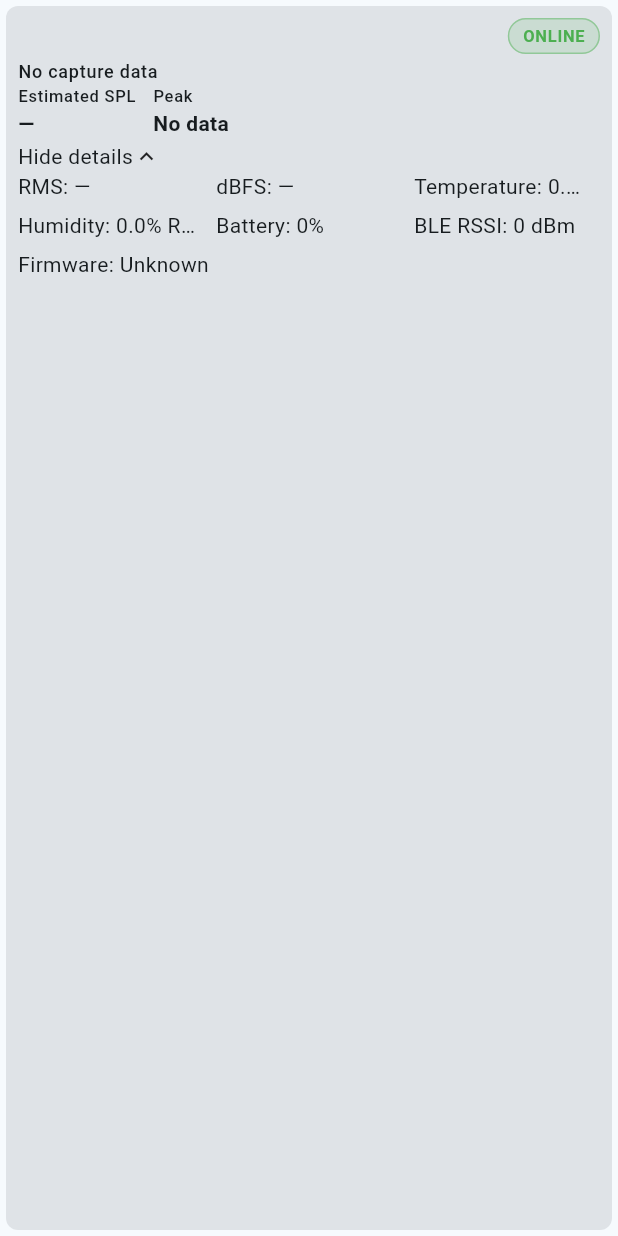
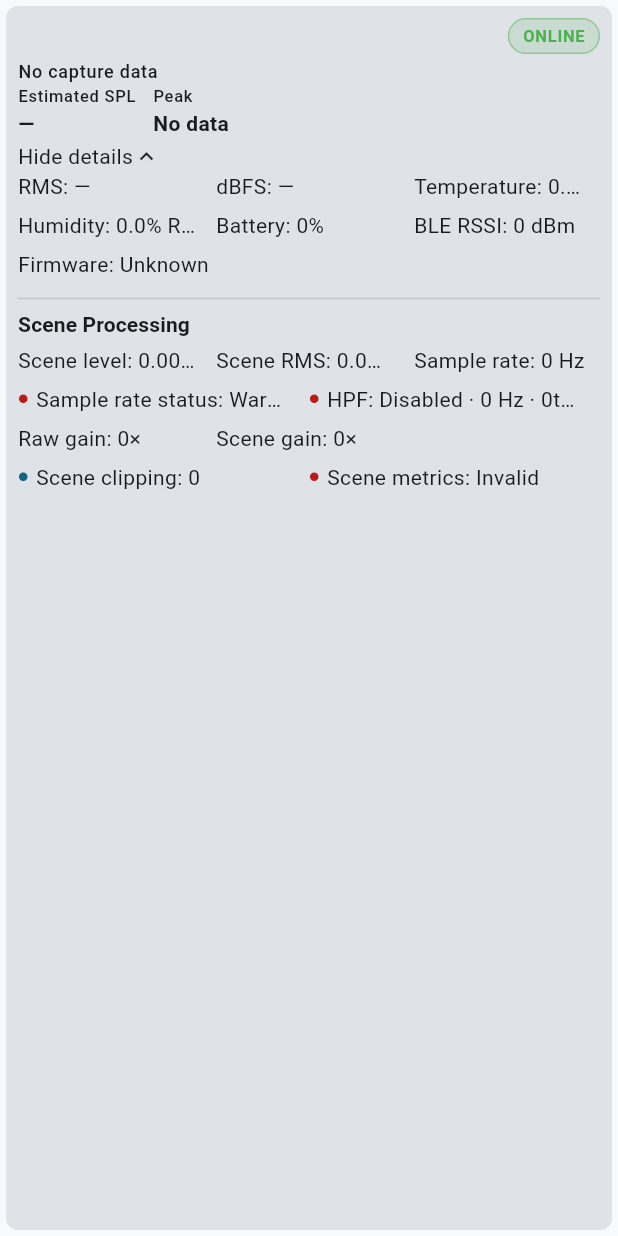
Before and after one commit to AmyWentzel/CapstoneI_SDACS, a Flutter app: the NodeStatusCard widget shown alone on an empty page, opened directly with empty values, after a tap on "Details", on a phone screen of 412 x 824 dp. Run offline on Flutter 3.47's test engine with Material 3 defaults, Android fonts, the phone set to English and light mode, and no system bars; our stand-ins replace audioplayers; network calls fail.

Commit message:
feat(flutter): display HPF scene telemetry

```diff
--- a/flutter_app/lib/models/node_telemetry.dart
+++ b/flutter_app/lib/models/node_telemetry.dart
@@ -15,6 +15,27 @@ class NodeTelemetry {
     this.fftMidRatio,
     this.fftHighRatio,
     this.fftTotalEnergy,
+    this.sceneDbfs,
+    this.sceneRms,
+    this.sceneDbSpl,
+    this.scenePeakDbSpl,
+    this.scenePeakFrequencyHz,
+    this.sceneAcousticPeakFrequencyHz,
+    this.sceneFftLowRatio,
+    this.sceneFftMidRatio,
+    this.sceneFftHighRatio,
+    this.sceneFftTotalEnergy,
+    this.effectiveSampleRateHz,
+    this.sampleRateOk,
+    this.sceneMetricsValid,
+    this.hpfEnabled,
+    this.sceneClippedSampleCount,
+    this.scenePostGainPeakAbs,
+    this.hpfOrder,
+    this.hpfCutoffHz,
+    this.micSoftwareGain,
+    this.sceneSoftwareGain,
+    this.audioError,
     this.temperatureC,
     this.humidityPercent,
     this.batterySoc,
@@ -47,6 +68,27 @@ class NodeTelemetry {
   final double? fftMidRatio;
   final double? fftHighRatio;
   final double? fftTotalEnergy;
+  final double? sceneDbfs;
+  final double? sceneRms;
+  final double? sceneDbSpl;
+  final double? scenePeakDbSpl;
+  final double? scenePeakFrequencyHz;
+  final double? sceneAcousticPeakFrequencyHz;
+  final double? sceneFftLowRatio;
+  final double? sceneFftMidRatio;
+  final double? sceneFftHighRatio;
+  final double? sceneFftTotalEnergy;
+  final double? effectiveSampleRateHz;
+  final bool? sampleRateOk;
+  final bool? sceneMetricsValid;
+  final bool? hpfEnabled;
+  final int? sceneClippedSampleCount;
+  final int? scenePostGainPeakAbs;
+  final int? hpfOrder;
+  final double? hpfCutoffHz;
+  final double? micSoftwareGain;
+  final double? sceneSoftwareGain;
+  final String? audioError;
   final double? temperatureC;
   final double? humidityPercent;
   final double? batterySoc;
@@ -123,6 +165,62 @@ class NodeTelemetry {
         'fftTotalEnergy',
         'fft_total_energy',
       ], _parseDouble),
+      sceneDbfs: read('sceneDbfs', const ['scene_dbfs'], _parseDouble),
+      sceneRms: read('sceneRms', const ['scene_rms'], _parseDouble),
+      sceneDbSpl: read('sceneDbSpl', const ['scene_db_spl'], _parseDouble),
+      scenePeakDbSpl: read('scenePeakDbSpl', const [
+        'scene_peak_db_spl',
+      ], _parseDouble),
+      scenePeakFrequencyHz: read('scenePeakFrequencyHz', const [
+        'scene_f_peak_hz',
+      ], _parseDouble),
+      sceneAcousticPeakFrequencyHz: read('sceneAcousticPeakFrequencyHz', const [
+        'scene_f_peak_acoustic_hz',
+      ], _parseDouble),
+      sceneFftLowRatio: read('sceneFftLowRatio', const [
+        'scene_fft_low_ratio',
+      ], _parseDouble),
+      sceneFftMidRatio: read('sceneFftMidRatio', const [
+        'scene_fft_mid_ratio',
+      ], _parseDouble),
+      sceneFftHighRatio: read('sceneFftHighRatio', const [
+        'scene_fft_high_ratio',
+      ], _parseDouble),
+      sceneFftTotalEnergy: read('sceneFftTotalEnergy', const [
+        'scene_fft_total_energy',
+      ], _parseDouble),
+      effectiveSampleRateHz: read('effectiveSampleRateHz', const [
+        'effective_sample_rate_hz',
+      ], _parseDouble),
+      sampleRateOk: read('sampleRateOk', const ['sample_rate_ok'], _parseBool),
+      sceneMetricsValid: read('sceneMetricsValid', const [
+        'scene_metrics_valid',
+      ], _parseBool),
+      hpfEnabled: read('hpfEnabled', const [
+        'hpf_enabled',
+        'scene_hpf_enabled',
+      ], _parseBool),
+      sceneClippedSampleCount: read('sceneClippedSampleCount', const [
+        'scene_clipped_sample_count',
+      ], _parseInt),
+      scenePostGainPeakAbs: read('scenePostGainPeakAbs', const [
+        'scene_post_gain_peak_abs',
+      ], _parseInt),
+      hpfOrder: read('hpfOrder', const [
+        'hpf_order',
+        'scene_hpf_order',
+      ], _parseInt),
+      hpfCutoffHz: read('hpfCutoffHz', const [
+        'hpf_cutoff_hz',
+        'scene_hpf_cutoff_hz',
+      ], _parseDouble),
+      micSoftwareGain: read('micSoftwareGain', const [
+        'mic_software_gain',
+      ], _parseDouble),
+      sceneSoftwareGain: read('sceneSoftwareGain', const [
+        'scene_software_gain',
+      ], _parseDouble),
+      audioError: read('audioError', const ['audio_error'], _parseString),
       temperatureC: read('temperatureC', const [
         'temperatureC',
         'temperature_c',
@@ -224,6 +322,79 @@ class NodeTelemetry {
         fftTotalEnergy,
         update.fftTotalEnergy,
       ),
+      sceneDbfs: choose('sceneDbfs', sceneDbfs, update.sceneDbfs),
+      sceneRms: choose('sceneRms', sceneRms, update.sceneRms),
+      sceneDbSpl: choose('sceneDbSpl', sceneDbSpl, update.sceneDbSpl),
+      scenePeakDbSpl: choose(
+        'scenePeakDbSpl',
+        scenePeakDbSpl,
+        update.scenePeakDbSpl,
+      ),
+      scenePeakFrequencyHz: choose(
+        'scenePeakFrequencyHz',
+        scenePeakFrequencyHz,
+        update.scenePeakFrequencyHz,
+      ),
+      sceneAcousticPeakFrequencyHz: choose(
+        'sceneAcousticPeakFrequencyHz',
+        sceneAcousticPeakFrequencyHz,
+        update.sceneAcousticPeakFrequencyHz,
+      ),
+      sceneFftLowRatio: choose(
+        'sceneFftLowRatio',
+        sceneFftLowRatio,
+        update.sceneFftLowRatio,
+      ),
+      sceneFftMidRatio: choose(
+        'sceneFftMidRatio',
+        sceneFftMidRatio,
+        update.sceneFftMidRatio,
+      ),
+      sceneFftHighRatio: choose(
+        'sceneFftHighRatio',
+        sceneFftHighRatio,
+        update.sceneFftHighRatio,
+      ),
+      sceneFftTotalEnergy: choose(
+        'sceneFftTotalEnergy',
+        sceneFftTotalEnergy,
+        update.sceneFftTotalEnergy,
+      ),
+      effectiveSampleRateHz: choose(
+        'effectiveSampleRateHz',
+        effectiveSampleRateHz,
+        update.effectiveSampleRateHz,
+      ),
+      sampleRateOk: choose('sampleRateOk', sampleRateOk, update.sampleRateOk),
+      sceneMetricsValid: choose(
+        'sceneMetricsValid',
+        sceneMetricsValid,
+        update.sceneMetricsValid,
+      ),
+      hpfEnabled: choose('hpfEnabled', hpfEnabled, update.hpfEnabled),
+      sceneClippedSampleCount: choose(
+        'sceneClippedSampleCount',
+        sceneClippedSampleCount,
+        update.sceneClippedSampleCount,
+      ),
+      scenePostGainPeakAbs: choose(
+        'scenePostGainPeakAbs',
+        scenePostGainPeakAbs,
+        update.scenePostGainPeakAbs,
+      ),
+      hpfOrder: choose('hpfOrder', hpfOrder, update.hpfOrder),
+      hpfCutoffHz: choose('hpfCutoffHz', hpfCutoffHz, update.hpfCutoffHz),
+      micSoftwareGain: choose(
+        'micSoftwareGain',
+        micSoftwareGain,
+        update.micSoftwareGain,
+      ),
+      sceneSoftwareGain: choose(
+        'sceneSoftwareGain',
+        sceneSoftwareGain,
+        update.sceneSoftwareGain,
+      ),
+      audioError: choose('audioError', audioError, update.audioError),
       temperatureC: choose('temperatureC', temperatureC, update.temperatureC),
       humidityPercent: choose(
         'humidityPercent',
@@ -297,9 +468,12 @@ class NodeTelemetry {
 
   static Map<String, dynamic> _telemetrySource(Map<String, dynamic> json) {
     final root = _stringKeyMap(json);
-    final source = <String, dynamic>{...root};
     final rawMap = _decodeMap(root['raw_json']);
-    if (rawMap != null) source.addAll(rawMap);
+    // Raw firmware JSON is a compatibility fallback. Promoted API fields win.
+    final source = <String, dynamic>{
+      ...?rawMap,
+      ...Map.fromEntries(root.entries.where((entry) => entry.value != null)),
+    };
     for (final nestedKey in const [
       'latest',
       'latest_features',
@@ -310,8 +484,12 @@ class NodeTelemetry {
         // Aggregate REST records are full Pydantic objects, so fields absent
         // from that MQTT record type arrive as null. They must not erase a
         // value supplied by another nested record type.
+        final nestedRaw = _decodeMap(nested['raw_json']);
+        final normalizedNested = <String, dynamic>{...?nestedRaw, ...nested};
         source.addAll(
-          Map.fromEntries(nested.entries.where((e) => e.value != null)),
+          Map.fromEntries(
+            normalizedNested.entries.where((e) => e.value != null),
+          ),
         );
       }
     }
@@ -358,16 +536,24 @@ class NodeTelemetry {
 
   static int? _parseInt(dynamic value) {
     if (value is int) return value;
-    if (value is num && value.isFinite) return value.toInt();
-    return int.tryParse(value?.toString() ?? '');
+    if (value is num && value.isFinite && value == value.truncateToDouble()) {
+      return value.toInt();
+    }
+    final parsed = double.tryParse(value?.toString().trim() ?? '');
+    return parsed != null &&
+            parsed.isFinite &&
+            parsed == parsed.truncateToDouble()
+        ? parsed.toInt()
+        : null;
   }
 
   static bool? _parseBool(dynamic value) {
     if (value is bool) return value;
     if (value is num) return value != 0;
     if (value is String) {
-      if (value.toLowerCase() == 'true') return true;
-      if (value.toLowerCase() == 'false') return false;
+      final normalized = value.trim().toLowerCase();
+      if (normalized == 'true' || normalized == '1') return true;
+      if (normalized == 'false' || normalized == '0') return false;
     }
     return null;
   }
--- a/flutter_app/lib/screens/main/widgets/node_status_card.dart
+++ b/flutter_app/lib/screens/main/widgets/node_status_card.dart
@@ -24,6 +24,16 @@ class NodeTelemetryFormat {
 
   static String firmware(String? value) =>
       value == null || value.trim().isEmpty ? 'Unknown' : value;
+
+  static String compact(double? value, {String suffix = ''}) {
+    if (value == null || !value.isFinite) return '\u2014';
+    final formatted = value == value.roundToDouble()
+        ? value.toStringAsFixed(0)
+        : value.toStringAsFixed(2);
+    return '$formatted$suffix';
+  }
+
+  static String gain(double? value) => compact(value, suffix: '\u00d7');
 }
 
 class NodeStatusCard extends StatefulWidget {
@@ -176,6 +186,10 @@ class _NodeStatusCardState extends State<NodeStatusCard> {
                             overflow: TextOverflow.ellipsis,
                           ),
                         ),
+                        SizedBox(
+                          width: constraints.maxWidth,
+                          child: _SceneProcessing(telemetry: telemetry),
+                        ),
                       ],
                     ),
                   ),
@@ -186,6 +200,167 @@ class _NodeStatusCardState extends State<NodeStatusCard> {
       ),
     );
   }
+}
+
+class _SceneProcessing extends StatelessWidget {
+  const _SceneProcessing({required this.telemetry});
+
+  final NodeTelemetry telemetry;
+
+  @override
+  Widget build(BuildContext context) {
+    final colors = Theme.of(context).colorScheme;
+    final audioError = telemetry.audioError?.trim();
+    final pollingWarning =
+        audioError?.toLowerCase() == 'i2s_timeouts' &&
+        telemetry.sampleRateOk == true;
+    return Column(
+      crossAxisAlignment: CrossAxisAlignment.start,
+      children: [
+        const Divider(height: 14),
+        Text(
+          'Scene Processing',
+          style: Theme.of(
+            context,
+          ).textTheme.labelLarge?.copyWith(fontWeight: FontWeight.w700),
+        ),
+        const SizedBox(height: 4),
+        Wrap(
+          spacing: 14,
+          runSpacing: 6,
+          children: [
+            _DetailMetric(
+              label: 'Scene level',
+              value: NodeTelemetryFormat.number(
+                telemetry.sceneDbfs,
+                2,
+                suffix: ' dBFS',
+              ),
+            ),
+            _DetailMetric(
+              label: 'Scene RMS',
+              value: NodeTelemetryFormat.rms(telemetry.sceneRms),
+            ),
+            _DetailMetric(
+              label: 'Sample rate',
+              value: NodeTelemetryFormat.compact(
+                telemetry.effectiveSampleRateHz,
+                suffix: ' Hz',
+              ),
+            ),
+            _StateMetric(
+              label: 'Sample rate status',
+              value: _booleanLabel(telemetry.sampleRateOk, 'OK', 'Warning'),
+              color: _stateColor(colors, telemetry.sampleRateOk),
+            ),
+            _StateMetric(
+              label: 'HPF',
+              value: _hpfLabel(telemetry),
+              color: _stateColor(colors, telemetry.hpfEnabled),
+            ),
+            _DetailMetric(
+              label: 'Raw gain',
+              value: NodeTelemetryFormat.gain(telemetry.micSoftwareGain),
+            ),
+            _DetailMetric(
+              label: 'Scene gain',
+              value: NodeTelemetryFormat.gain(telemetry.sceneSoftwareGain),
+            ),
+            _StateMetric(
+              label: 'Scene clipping',
+              value: telemetry.sceneClippedSampleCount?.toString() ?? 'Unknown',
+              color: telemetry.sceneClippedSampleCount == null
+                  ? colors.outline
+                  : telemetry.sceneClippedSampleCount == 0
+                  ? colors.primary
+                  : colors.error,
+            ),
+            _StateMetric(
+              label: 'Scene metrics',
+              value: _booleanLabel(
+                telemetry.sceneMetricsValid,
+                'Valid',
+                'Invalid',
+              ),
+              color: _stateColor(colors, telemetry.sceneMetricsValid),
+            ),
+          ],
+        ),
+        if (audioError != null && audioError.isNotEmpty) ...[
+          const SizedBox(height: 6),
+          Text(
+            pollingWarning
+                ? 'I2S polling warnings'
+                : 'Audio error: $audioError',
+            style: Theme.of(context).textTheme.labelSmall?.copyWith(
+              color: pollingWarning ? colors.tertiary : colors.error,
+              fontWeight: FontWeight.w600,
+            ),
+          ),
+        ],
+      ],
+    );
+  }
+
+  static String _booleanLabel(bool? value, String yes, String no) =>
+      value == null
+      ? 'Unknown'
+      : value
+      ? yes
+      : no;
+
+  static Color _stateColor(ColorScheme colors, bool? value) => value == null
+      ? colors.outline
+      : value
+      ? colors.primary
+      : colors.error;
+
+  static String _hpfLabel(NodeTelemetry telemetry) {
+    final state = _booleanLabel(telemetry.hpfEnabled, 'Enabled', 'Disabled');
+    final details = <String>[];
+    if (telemetry.hpfCutoffHz != null) {
+      details.add(
+        NodeTelemetryFormat.compact(telemetry.hpfCutoffHz, suffix: ' Hz'),
+      );
+    }
+    if (telemetry.hpfOrder != null) {
+      details.add('${telemetry.hpfOrder}th order');
+    }
+    return details.isEmpty
+        ? state
+        : '$state \u00b7 ${details.join(' \u00b7 ')}';
+  }
+}
+
+class _StateMetric extends StatelessWidget {
+  const _StateMetric({
+    required this.label,
+    required this.value,
+    required this.color,
+  });
+
+  final String label;
+  final String value;
+  final Color color;
+
+  @override
+  Widget build(BuildContext context) => SizedBox(
+    width: 180,
+    child: Row(
+      mainAxisSize: MainAxisSize.min,
+      children: [
+        Icon(Icons.circle, size: 7, color: color),
+        const SizedBox(width: 5),
+        Flexible(
+          child: Text(
+            '$label: $value',
+            maxLines: 1,
+            overflow: TextOverflow.ellipsis,
+          ),
+        ),
+      ],
+    ),
+  );
 }
 
 class _PrimaryMetric extends StatelessWidget {
```
Also changed, not shown: 5 other files.
